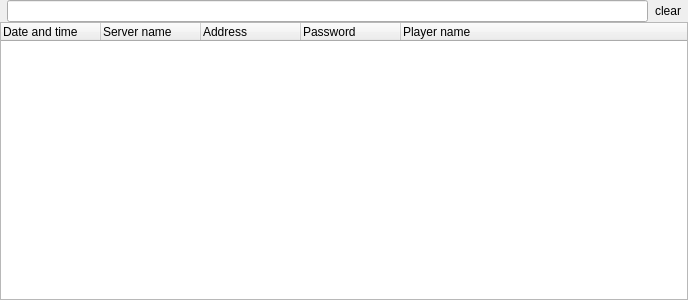
This is src/history/history_widget.ui in navrocky/urtconnector as Qt 5 draws it before an edit. The edited form follows.
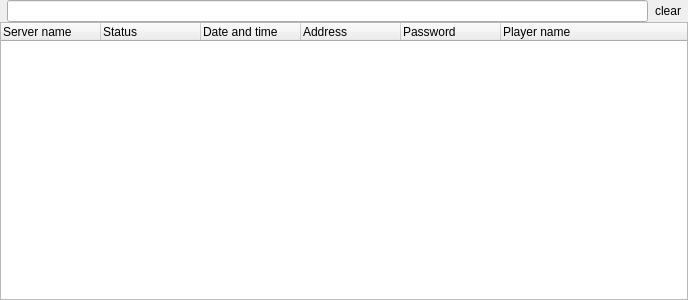
This is the edited form. Icons and pictures are not drawn.

What changed in the file:
```diff
--- a/src/history/history_widget.ui
+++ b/src/history/history_widget.ui
@@ -59,19 +59,21 @@
      <attribute name="headerDefaultSectionSize">
       <number>100</number>
      </attribute>
-     <attribute name="headerDefaultSectionSize">
-      <number>100</number>
-     </attribute>
-     <column>
-      <property name="text">
-       <string>Date and time</string>
-      </property>
-     </column>
      <column>
       <property name="text">
        <string>Server name</string>
       </property>
      </column>
+     <column>
+      <property name="text">
+       <string>Status</string>
+      </property>
+     </column>
+     <column>
+      <property name="text">
+       <string>Date and time</string>
+      </property>
+     </column>
      <column>
       <property name="text">
        <string>Address</string>
```
